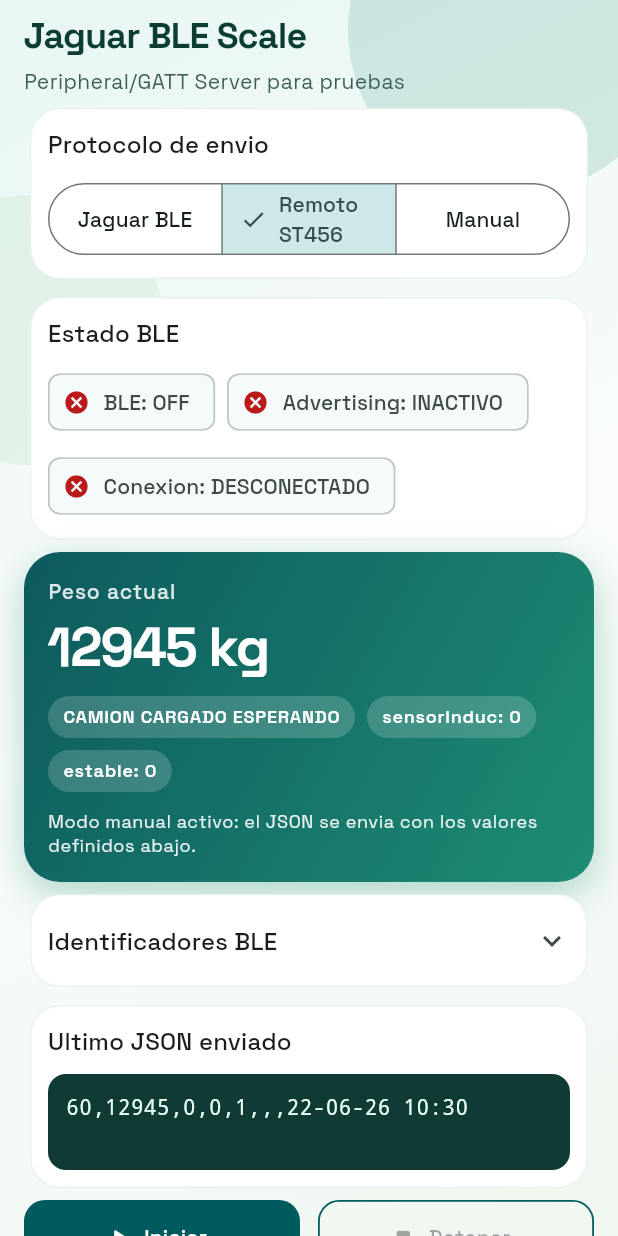
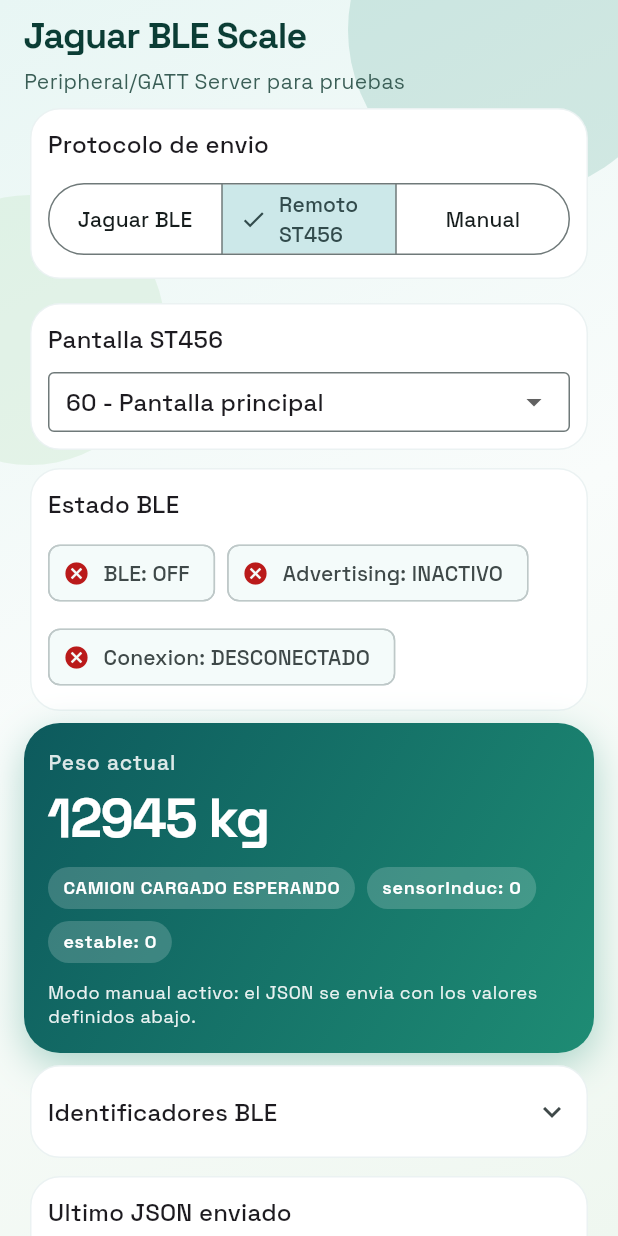
Before and after one commit to Tirano61/test_jaguar, a Flutter app: the screen it shows after launch, after a tap on "Remoto ST456", on a phone screen of 412 x 824 dp. Run offline on Flutter 3.47's test engine with Material 3 defaults, Android fonts, the phone set to English and light mode, and no system bars; our stand-ins replace google_fonts; missing offline and left inert: bluetooth_low_energy.

Commit message:
Selector de pantalla para protocolo remoto

```diff
--- a/lib/presentation/pages/simulator_page.dart
+++ b/lib/presentation/pages/simulator_page.dart
@@ -1,6 +1,7 @@
 import 'package:flutter/material.dart';
 import 'package:flutter/services.dart';
 import 'package:test_jaguar/domain/value_objects/send_protocol.dart';
+import 'package:test_jaguar/domain/value_objects/st456_screen.dart';
 import 'package:test_jaguar/presentation/controllers/simulator_controller.dart';
 
 class SimulatorPage extends StatelessWidget {
@@ -96,6 +97,35 @@
                         },
                       ),
                     ),
+                    if (state.sendProtocol == SendProtocol.st456Remote) ...<Widget>[
+                      const SizedBox(height: 8),
+                      _SectionCard(
+                        title: 'Pantalla ST456',
+                        child: DropdownButtonFormField<St456Screen>(
+                          value: state.st456Screen,
+                          isExpanded: true,
+                          decoration: const InputDecoration(
+                            border: OutlineInputBorder(),
+                            isDense: true,
+                            contentPadding:
+                                EdgeInsets.symmetric(horizontal: 8, vertical: 8),
+                          ),
+                          items: St456Screen.values
+                              .map(
+                                (St456Screen s) => DropdownMenuItem<St456Screen>(
+                                  value: s,
+                                  child: Text(s.label),
+                                ),
+                              )
+                              .toList(),
+                          onChanged: (St456Screen? next) {
+                            if (next != null) {
+                              controller.selectSt456Screen(next);
+                            }
+                          },
+                        ),
+                      ),
+                    ],
                     const SizedBox(height: 4),
                     _SectionCard(
                       title: 'Estado BLE',
```
